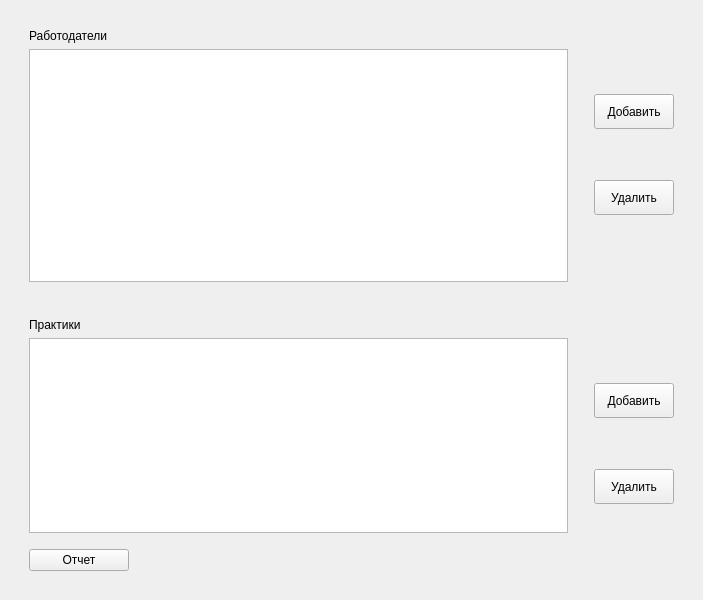
Before: the Qt Designer form ui/mainwindow.ui in 7enSmile/clientVKR, drawn with Qt 5.
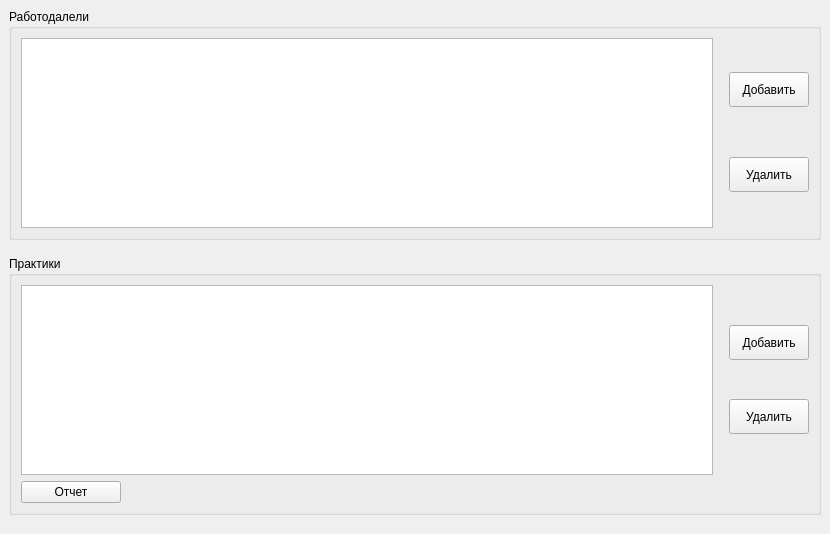
After: the same form once the commit is applied.

```diff
--- a/ui/mainwindow.ui
+++ b/ui/mainwindow.ui
@@ -6,60 +6,25 @@
    <rect>
     <x>0</x>
     <y>0</y>
-    <width>703</width>
-    <height>600</height>
+    <width>830</width>
+    <height>534</height>
    </rect>
   </property>
   <property name="windowTitle">
    <string>MainWindow</string>
   </property>
   <widget class="QWidget" name="centralwidget">
-   <layout class="QHBoxLayout" name="horizontalLayout_3">
-    <item>
      <layout class="QVBoxLayout" name="verticalLayout_3">
       <item>
-       <spacer name="verticalSpacer_5">
-        <property name="orientation">
-         <enum>Qt::Vertical</enum>
-        </property>
-        <property name="sizeType">
-         <enum>QSizePolicy::Fixed</enum>
-        </property>
-        <property name="sizeHint" stdset="0">
-         <size>
-          <width>20</width>
-          <height>20</height>
-         </size>
-        </property>
-       </spacer>
-      </item>
+     <layout class="QHBoxLayout" name="horizontalLayout_3">
       <item>
+       <widget class="QGroupBox" name="groupBox">
+        <property name="title">
+         <string>Работодалели</string>
+        </property>
        <layout class="QHBoxLayout" name="horizontalLayout_2">
-        <item>
-         <spacer name="horizontalSpacer_4">
-          <property name="orientation">
-           <enum>Qt::Horizontal</enum>
-          </property>
-          <property name="sizeType">
-           <enum>QSizePolicy::Fixed</enum>
-          </property>
-          <property name="sizeHint" stdset="0">
-           <size>
-            <width>20</width>
-            <height>20</height>
-           </size>
-          </property>
-         </spacer>
-        </item>
         <item>
          <layout class="QVBoxLayout" name="verticalLayout_4">
-          <item>
-           <widget class="QLabel" name="label">
-            <property name="text">
-             <string>Работодатели</string>
-            </property>
-           </widget>
-          </item>
           <item>
            <widget class="QTableView" name="tableViewEmployers">
             <property name="focusPolicy">
@@ -97,7 +62,7 @@
          </layout>
         </item>
         <item>
-         <spacer name="horizontalSpacer_2">
+          <spacer name="horizontalSpacer">
           <property name="orientation">
            <enum>Qt::Horizontal</enum>
           </property>
@@ -106,7 +71,7 @@
           </property>
           <property name="sizeHint" stdset="0">
            <size>
-            <width>20</width>
+             <width>10</width>
             <height>20</height>
            </size>
           </property>
@@ -114,22 +79,6 @@
         </item>
         <item>
          <layout class="QVBoxLayout" name="verticalLayout_2">
-          <item>
-           <spacer name="verticalSpacer_3">
-            <property name="orientation">
-             <enum>Qt::Vertical</enum>
-            </property>
-            <property name="sizeType">
-             <enum>QSizePolicy::Fixed</enum>
-            </property>
-            <property name="sizeHint" stdset="0">
-             <size>
-              <width>20</width>
-              <height>20</height>
-             </size>
-            </property>
-           </spacer>
-          </item>
           <item>
            <widget class="QPushButton" name="pushButtonInsertEmployer">
             <property name="minimumSize">
@@ -143,19 +92,6 @@
             </property>
            </widget>
           </item>
-          <item>
-           <widget class="QPushButton" name="pushButtonDeleteEmployer">
-            <property name="minimumSize">
-             <size>
-              <width>35</width>
-              <height>35</height>
-             </size>
-            </property>
-            <property name="text">
-             <string>Удалить</string>
-            </property>
-           </widget>
-          </item>
           <item>
            <spacer name="verticalSpacer_2">
             <property name="orientation">
@@ -167,74 +103,57 @@
             <property name="sizeHint" stdset="0">
              <size>
               <width>20</width>
-              <height>20</height>
+               <height>10</height>
              </size>
             </property>
            </spacer>
           </item>
-         </layout>
-        </item>
         <item>
-         <spacer name="horizontalSpacer">
-          <property name="orientation">
-           <enum>Qt::Horizontal</enum>
-          </property>
-          <property name="sizeType">
-           <enum>QSizePolicy::Fixed</enum>
-          </property>
-          <property name="sizeHint" stdset="0">
+            <widget class="QPushButton" name="pushButtonDeleteEmployer">
+             <property name="minimumSize">
            <size>
-            <width>20</width>
-            <height>20</height>
-           </size>
-          </property>
-         </spacer>
-        </item>
-       </layout>
-      </item>
-      <item>
-       <spacer name="verticalSpacer_7">
-        <property name="orientation">
-         <enum>Qt::Vertical</enum>
-        </property>
-        <property name="sizeType">
-         <enum>QSizePolicy::Fixed</enum>
-        </property>
-        <property name="sizeHint" stdset="0">
-         <size>
-          <width>20</width>
-          <height>30</height>
-         </size>
-        </property>
-       </spacer>
-      </item>
-      <item>
-       <layout class="QHBoxLayout" name="horizontalLayout">
-        <item>
-         <spacer name="horizontalSpacer_5">
-          <property name="orientation">
-           <enum>Qt::Horizontal</enum>
-          </property>
-          <property name="sizeType">
-           <enum>QSizePolicy::Fixed</enum>
-          </property>
-          <property name="sizeHint" stdset="0">
-           <size>
-            <width>20</width>
-            <height>20</height>
-           </size>
-          </property>
-         </spacer>
-        </item>
-        <item>
-         <layout class="QVBoxLayout" name="verticalLayout_5">
-          <item>
-           <widget class="QLabel" name="label_2">
+               <width>35</width>
+               <height>35</height>
+              </size>
+             </property>
             <property name="text">
+              <string>Удалить</string>
+             </property>
+            </widget>
+           </item>
+          </layout>
+         </item>
+        </layout>
+       </widget>
+      </item>
+     </layout>
+    </item>
+    <item>
+     <spacer name="verticalSpacer_3">
+      <property name="orientation">
+       <enum>Qt::Vertical</enum>
+      </property>
+      <property name="sizeType">
+       <enum>QSizePolicy::Fixed</enum>
+      </property>
+      <property name="sizeHint" stdset="0">
+       <size>
+        <width>20</width>
+        <height>10</height>
+       </size>
+      </property>
+     </spacer>
+    </item>
+    <item>
+     <widget class="QGroupBox" name="groupBox_2">
+      <property name="title">
              <string>Практики</string>
             </property>
-           </widget>
-          </item>
+      <layout class="QVBoxLayout" name="verticalLayout_5">
+       <item>
+        <layout class="QHBoxLayout" name="horizontalLayout_4">
+         <item>
+          <layout class="QHBoxLayout" name="horizontalLayout">
           <item>
            <widget class="QTableView" name="tableViewPractice">
             <attribute name="horizontalHeaderVisible">
@@ -260,39 +179,10 @@
             </attribute>
            </widget>
           </item>
-          <item>
-           <spacer name="verticalSpacer_8">
-            <property name="orientation">
-             <enum>Qt::Vertical</enum>
-            </property>
-            <property name="sizeType">
-             <enum>QSizePolicy::Fixed</enum>
-            </property>
-            <property name="sizeHint" stdset="0">
-             <size>
-              <width>20</width>
-              <height>10</height>
-             </size>
-            </property>
-           </spacer>
-          </item>
-          <item>
-           <widget class="QPushButton" name="pushButtonReport">
-            <property name="maximumSize">
-             <size>
-              <width>100</width>
-              <height>16777215</height>
-             </size>
-            </property>
-            <property name="text">
-             <string>Отчет</string>
-            </property>
-           </widget>
-          </item>
          </layout>
         </item>
         <item>
-         <spacer name="horizontalSpacer_3">
+          <spacer name="horizontalSpacer_2">
           <property name="orientation">
            <enum>Qt::Horizontal</enum>
           </property>
@@ -301,7 +191,7 @@
           </property>
           <property name="sizeHint" stdset="0">
            <size>
-            <width>20</width>
+             <width>10</width>
             <height>20</height>
            </size>
           </property>
@@ -338,6 +228,22 @@
             </property>
            </widget>
           </item>
+           <item>
+            <spacer name="verticalSpacer_6">
+             <property name="orientation">
+              <enum>Qt::Vertical</enum>
+             </property>
+             <property name="sizeType">
+              <enum>QSizePolicy::Fixed</enum>
+             </property>
+             <property name="sizeHint" stdset="0">
+              <size>
+               <width>20</width>
+               <height>13</height>
+              </size>
+             </property>
+            </spacer>
+           </item>
           <item>
            <widget class="QPushButton" name="pushButtonDeletePractice">
             <property name="minimumSize">
@@ -369,26 +275,26 @@
           </item>
          </layout>
         </item>
+        </layout>
+       </item>
         <item>
-         <spacer name="horizontalSpacer_6">
-          <property name="orientation">
-           <enum>Qt::Horizontal</enum>
-          </property>
-          <property name="sizeType">
-           <enum>QSizePolicy::Fixed</enum>
-          </property>
-          <property name="sizeHint" stdset="0">
+        <widget class="QPushButton" name="pushButtonReport">
+         <property name="maximumSize">
            <size>
-            <width>20</width>
-            <height>20</height>
-           </size>
-          </property>
-         </spacer>
-        </item>
-       </layout>
+           <width>100</width>
+           <height>16777215</height>
+          </size>
+         </property>
+         <property name="text">
+          <string>Отчет</string>
+         </property>
+        </widget>
+       </item>
+      </layout>
+     </widget>
       </item>
       <item>
-       <spacer name="verticalSpacer_6">
+     <spacer name="verticalSpacer_5">
         <property name="orientation">
          <enum>Qt::Vertical</enum>
         </property>
@@ -398,12 +304,10 @@
         <property name="sizeHint" stdset="0">
          <size>
           <width>20</width>
-          <height>20</height>
+        <height>10</height>
          </size>
         </property>
        </spacer>
-      </item>
-     </layout>
     </item>
    </layout>
   </widget>
@@ -412,7 +316,7 @@
     <rect>
      <x>0</x>
      <y>0</y>
-     <width>703</width>
+     <width>830</width>
      <height>20</height>
     </rect>
    </property>
```
Left out of the diff: 8 changed lines with no effect on the pictures. Lines whose indentation alone changed are shown as unchanged.
